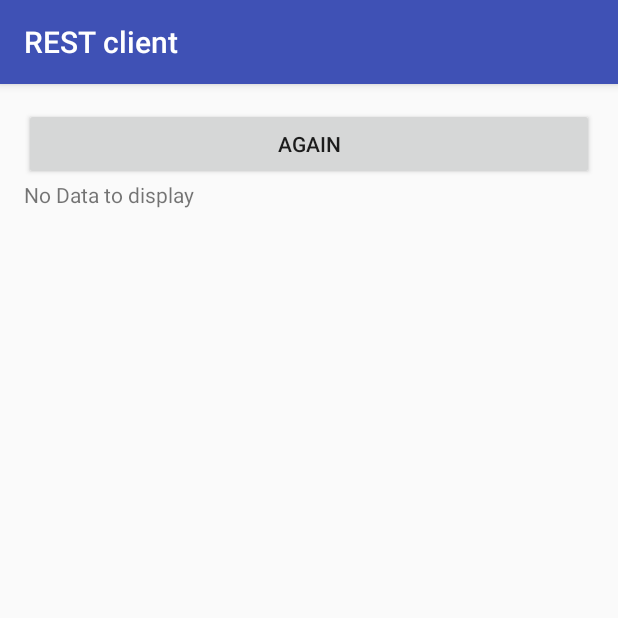
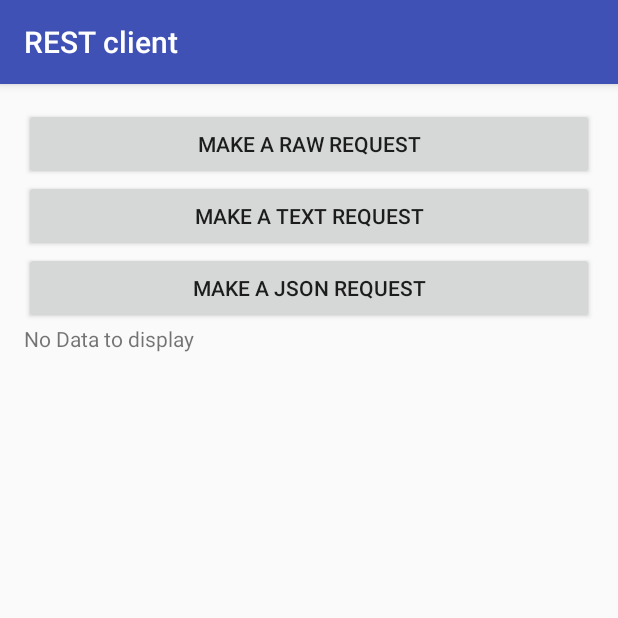
Before and after one commit to joelbu/VS_pascalo_Webservices, an Android app: the REST_client screen opened directly, with no data from a screen before it, on a phone screen of 412 x 824 dp, the top half of it. Run offline under Robolectric (Android 15) with nearby library versions, the phone set to English and light mode, and no system bars.

Commit message:
Did the JSON REST request part of the assignment, added buttons so all three methods can be properly tested

```diff
--- a/app/src/main/java/ch/ethz/inf/vs/a2/pascalo/vs_pascalo_webservices/REST_client.java
+++ b/app/src/main/java/ch/ethz/inf/vs/a2/pascalo/vs_pascalo_webservices/REST_client.java
@@ -1,13 +1,12 @@
 package ch.ethz.inf.vs.a2.pascalo.vs_pascalo_webservices;
 
-import android.os.AsyncTask;
 import android.support.v7.app.AppCompatActivity;
 import android.os.Bundle;
-import android.util.Log;
 import android.view.View;
 import android.widget.TextView;
 
 import ch.ethz.inf.vs.a2.sensor.SensorListener;
+import ch.ethz.inf.vs.a2.solution.sensor.JsonSensor;
 import ch.ethz.inf.vs.a2.solution.sensor.RawHttpSensor;
 import ch.ethz.inf.vs.a2.solution.sensor.TextSensor;
 
@@ -18,6 +17,7 @@ public class REST_client extends AppCompatActivity implements SensorListener, Vi
     private RawHttpSensor mRawHttpSensor;
     private TextSensor mTextSensor;
     private TextView mTextView;
+    private JsonSensor mJsonSensor;
 
 
     @Override
@@ -33,17 +33,15 @@ public class REST_client extends AppCompatActivity implements SensorListener, Vi
         mTextSensor = new TextSensor();
         mTextSensor.registerListener(this);
 
+        // Create JsonSensor and make our activity a listener of it, so we can display the result
+        mJsonSensor = new JsonSensor();
+        mJsonSensor.registerListener(this);
+
         // Find the TextView for displaying results
         mTextView = (TextView) findViewById(R.id.rest_client_text_view);
-        findViewById(R.id.rest_client_again_button).setOnClickListener(this);
-    }
-
-    @Override
-    protected void onStart() {
-        super.onStart();
-
-        // MAke the first request with the RawHttpSensor
-        mRawHttpSensor.getTemperature();
+        findViewById(R.id.rest_client_raw_button).setOnClickListener(this);
+        findViewById(R.id.rest_client_text_request).setOnClickListener(this);
+        findViewById(R.id.rest_client_json_button).setOnClickListener(this);
     }
 
     @Override
@@ -69,8 +67,14 @@ public class REST_client extends AppCompatActivity implements SensorListener, Vi
     public void onClick(View v) {
         // Register the Again Button to the TextSensor
         switch (v.getId()) {
-            case R.id.rest_client_again_button:
+            case R.id.rest_client_raw_button:
+                mRawHttpSensor.getTemperature();
+                break;
+            case R.id.rest_client_text_request:
                 mTextSensor.getTemperature();
+                break;
+            case R.id.rest_client_json_button:
+                mJsonSensor.getTemperature();
                 break;
         }
     }
--- a/app/src/main/java/ch/ethz/inf/vs/a2/solution/sensor/RawHttpSensor.java
+++ b/app/src/main/java/ch/ethz/inf/vs/a2/solution/sensor/RawHttpSensor.java
@@ -20,7 +20,6 @@ public class RawHttpSensor extends AbstractSensor {
 
     @Override
     public String executeRequest() throws Exception {
-        Log.d(TAG, "Arrived in executeRequest");
 
         // Bind to a port etc, pretty automatic, it even does DNS-lookup and everything for us
         Socket socket = new Socket(mHost, mPort);
@@ -49,7 +48,6 @@ public class RawHttpSensor extends AbstractSensor {
 
     @Override
     public double parseResponse(String response) {
-        Log.d(TAG, "Arrived in parseResponse");
         // Since the unit test ensures we set the Accept header to text/html we are going to have
         // to find the value from within the HTML here, which is a bit roundabout
 
--- a/app/src/main/res/layout/activity_rest_client.xml
+++ b/app/src/main/res/layout/activity_rest_client.xml
@@ -11,12 +11,20 @@
     tools:context="ch.ethz.inf.vs.a2.pascalo.vs_pascalo_webservices.REST_client">
 
     <Button
-        android:text="@string/again"
+        android:text="@string/make_text_request"
+        android:layout_width="match_parent"
+        android:layout_height="wrap_content"
+        android:id="@+id/rest_client_text_request"
+        android:layout_below="@+id/rest_client_raw_button"
+        android:layout_alignParentStart="true" />
+
+    <Button
+        android:text="@string/make_raw_request"
         android:layout_width="match_parent"
         android:layout_height="wrap_content"
         android:layout_alignParentTop="true"
         android:layout_alignParentStart="true"
-        android:id="@+id/rest_client_again_button"
+        android:id="@+id/rest_client_raw_button"
         android:layout_alignParentEnd="true" />
 
     <TextView
@@ -24,6 +32,14 @@
         android:layout_width="wrap_content"
         android:layout_height="wrap_content"
         android:id="@+id/rest_client_text_view"
-        android:layout_below="@+id/rest_client_again_button"
+        android:layout_below="@+id/rest_client_json_button"
+        android:layout_alignParentStart="true" />
+
+    <Button
+        android:text="@string/make_json_request"
+        android:layout_width="match_parent"
+        android:layout_height="wrap_content"
+        android:id="@+id/rest_client_json_button"
+        android:layout_below="@+id/rest_client_text_request"
         android:layout_alignParentStart="true" />
 </RelativeLayout>
--- a/app/src/main/res/values/strings.xml
+++ b/app/src/main/res/values/strings.xml
@@ -9,5 +9,8 @@
     <string name="no_data_to_display">No Data to display</string>
     <string name="temperature_is">Temperature is:</string>
     <string name="degree_symbol">°C</string>
-    <string name="again">Again</string>
+    <string name="make_text_request">Make a text request</string>
+    <string name="make_raw_request">Make a raw request</string>
+    <string name="make_json_request">Make a JSON request</string>
+    make_url_request
 </resources>
```
Also changed, not shown: app/src/main/java/ch/ethz/inf/vs/a2/solution/sensor/JsonSensor.java (+41 -2 lines).
